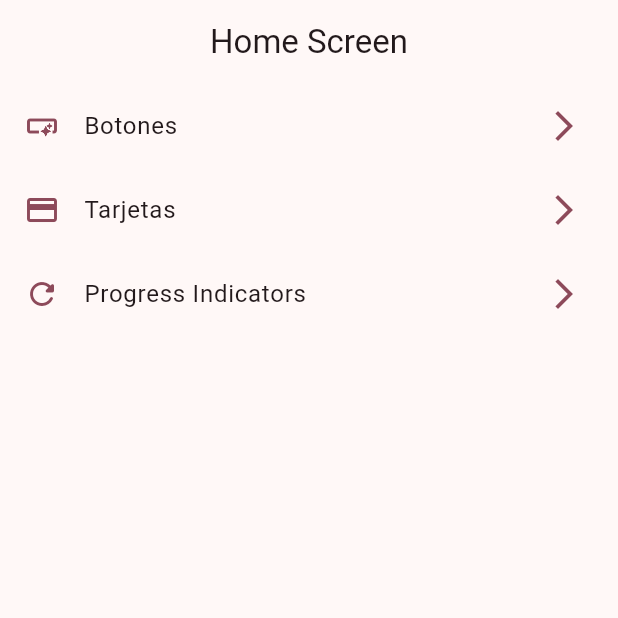
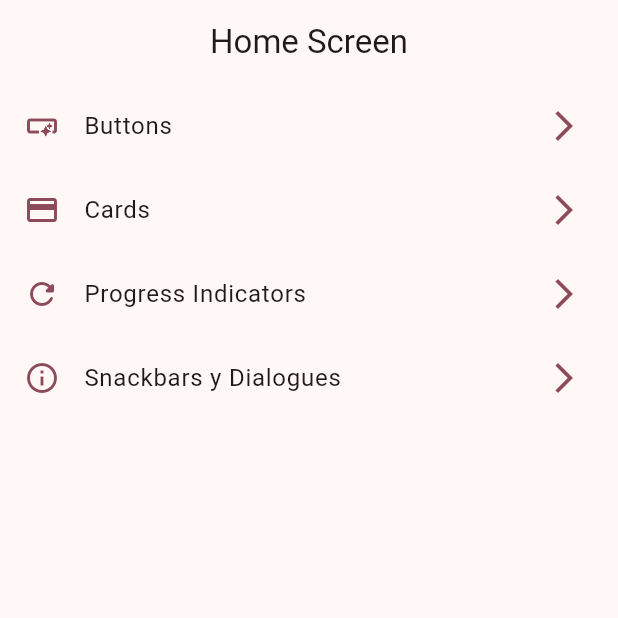
Before and after one commit to isaias-alt/widgets_app, a Flutter app: the screen it shows after launch, on a phone screen of 412 x 824 dp, the top half of it. Run offline on Flutter 3.47's test engine with Material 3 defaults, Android fonts, the phone set to English and light mode, and no system bars; our stand-ins replace go_router.

Commit message:
add snackbars and dialogues

```diff
--- a/lib/config/menu/menu_items.dart
+++ b/lib/config/menu/menu_items.dart
@@ -15,12 +15,12 @@ class MenuItems {
 
 const appMenuItems = <MenuItems>[
   MenuItems(
-      title: 'Botones',
+      title: 'Buttons',
       subTitle: 'Varios botones en flutter',
       link: '/buttons',
       icon: Icons.smart_button_outlined),
   MenuItems(
-      title: 'Tarjetas',
+      title: 'Cards',
       subTitle: 'Un contenedor estilizado',
       link: '/cards',
       icon: Icons.credit_card),
@@ -29,4 +29,9 @@ const appMenuItems = <MenuItems>[
       subTitle: 'Generales y controlados',
       link: '/progress',
       icon: Icons.refresh_rounded),
+  MenuItems(
+      title: 'Snackbars y Dialogues',
+      subTitle: 'Indicadores en pantalla',
+      link: '/snackbars',
+      icon: Icons.info_outline),
 ];
--- a/lib/config/router/app_router.dart
+++ b/lib/config/router/app_router.dart
@@ -20,6 +20,16 @@ final appRouter = GoRouter(
       builder: (context, state) => const CardsScreen(),
     ),
     GoRoute(
+      path: '/progress',
+      name: ProgressScreen.name,
+      builder: (context, state) => const ProgressScreen(),
+    ),
+    GoRoute(
+      path: '/snackbars',
+      name: SnackbarScreen.name,
+      builder: (context, state) => const SnackbarScreen(),
+    ),
+    GoRoute(
       path: '/animated_screen',
       name: AnimatedScreen.name,
       builder: (context, state) => const AnimatedScreen(),
@@ -35,16 +45,6 @@ final appRouter = GoRouter(
       builder: (context, state) => const InfiniteScrollScreen(),
     ),
     GoRoute(
-      path: '/progress',
-      name: ProgressScreen.name,
-      builder: (context, state) => const ProgressScreen(),
-    ),
-    GoRoute(
-      path: '/snackbar_screen',
-      name: SnackbarScreen.name,
-      builder: (context, state) => const SnackbarScreen(),
-    ),
-    GoRoute(
       path: '/ui_controls_screen',
       name: UiControlsScreen.name,
       builder: (context, state) => const UiControlsScreen(),
--- a/lib/main.dart
+++ b/lib/main.dart
@@ -12,6 +12,7 @@ class MainApp extends StatelessWidget {
   @override
   Widget build(BuildContext context) {
     return MaterialApp.router(
+      title: 'Flutter Widgets App',
       routerConfig: appRouter,
       debugShowCheckedModeBanner: false,
       theme: AppTheme(selectedColor: 7).getTheme(),
```
Also changed, not shown: lib/presentation/screens/snackbar/snackbar_screen.dart (+60 -1 lines).
